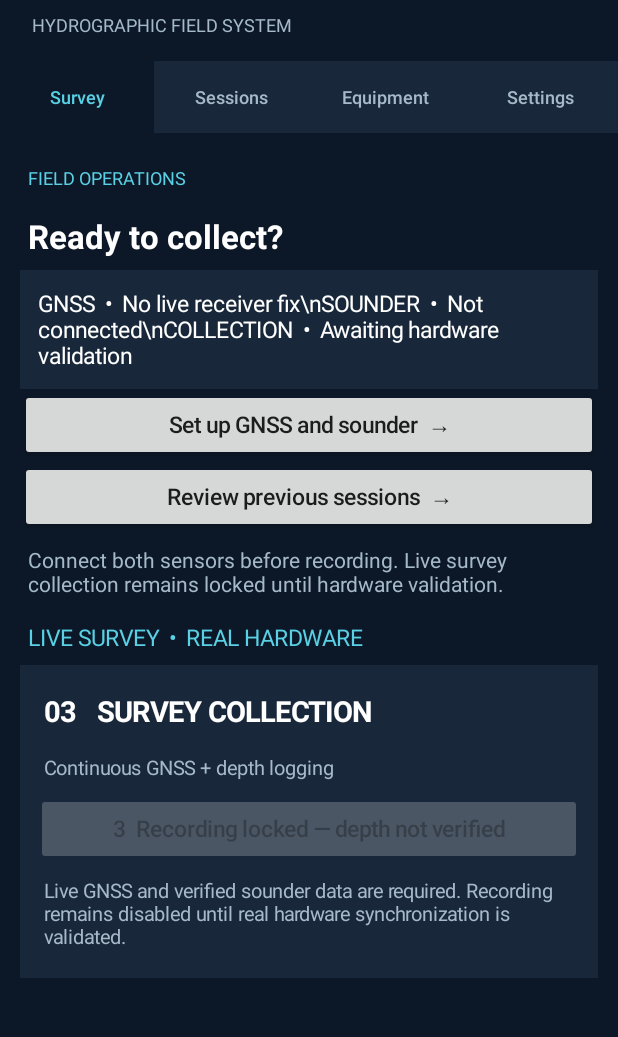
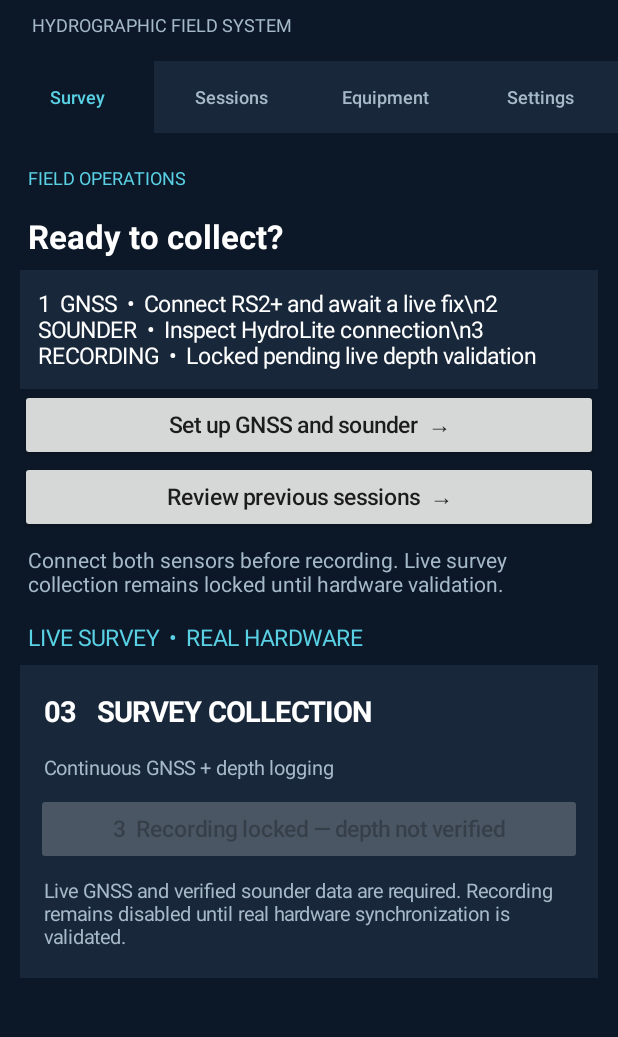
Before and after one commit to fieldlogic-lab/TriDroneUpgrades, an Android app: the screen it shows after launch (MainActivity), on a phone screen of 412 x 824 dp, the part 95-1132 px from its top. Run offline under Robolectric (Android 15) with nearby library versions, the light colour scheme and no system bars; pictures from the network do not load.

Commit message:
ux: display actionable ordered sensor readiness states

```diff
--- a/app/src/main/java/com/massisolutions/tridrone/MainActivity.kt
+++ b/app/src/main/java/com/massisolutions/tridrone/MainActivity.kt
@@ -743,18 +743,11 @@ class MainActivity : Activity(), LocationListener {
         if (::surveySummary.isInitialized) {
             val diagnostic = getSharedPreferences("sounder_diagnostics", MODE_PRIVATE)
             val depthState = diagnostic.getString("state", "disconnected")
-            surveySummary.text = if (demoMode) {
-                "GNSS  •  " + (if (demoGnss) "Demo connected" else "Connect demo GNSS") +
-                    "\\nSOUNDER  •  " + (if (demoSounder) "Demo connected" else "Connect demo sounder") +
-                    "\\nMODE  •  Synthetic observations only"
-            } else {
-                "GNSS  •  " + (if (live) fixType else "No live receiver fix") +
-                    "\\nSOUNDER  •  " + (if (depthState == "connected") "Diagnostic connection only" else "Not connected") +
-                    "\\nCOLLECTION  •  Awaiting hardware validation"
-            }
+            surveySummary.text = "1  GNSS  •  " + (if (live) fixType else "Connect RS2+ and await a live fix") +
+                "\\n2  SOUNDER  •  " + (if (depthState == "connected") "Diagnostic link only — depth unverified" else "Inspect HydroLite connection") +
+                "\\n3  RECORDING  •  Locked pending live depth validation"
         }
         setupSounder.alpha = if (live) 1f else 0.65f
-        if (demoMode) { updateDemoUi() }
         val rt = getSharedPreferences("rtk_status", MODE_PRIVATE)
         val rtAge = System.currentTimeMillis() - rt.getLong("last_fix_ms", 0L)
         val fixed = rt.getString("state", "") == "connected" && rt.getString("quality", "") == "4" && rtAge in 0..5000
@@ -764,7 +757,6 @@ class MainActivity : Activity(), LocationListener {
             "\nHydroLite depth unavailable" +
             "\nSynchronized capture not implemented"
         sounderStatus.text = "Disconnected • Depth unavailable"
-        if (demoMode) updateDemoUi()
         val rp = getSharedPreferences("rtk_status", MODE_PRIVATE)
         val rtkAge = (System.currentTimeMillis() - rp.getLong("last_fix_ms", 0L)) / 1000
         val quality = rp.getString("quality", "?") ?: "?"
```
